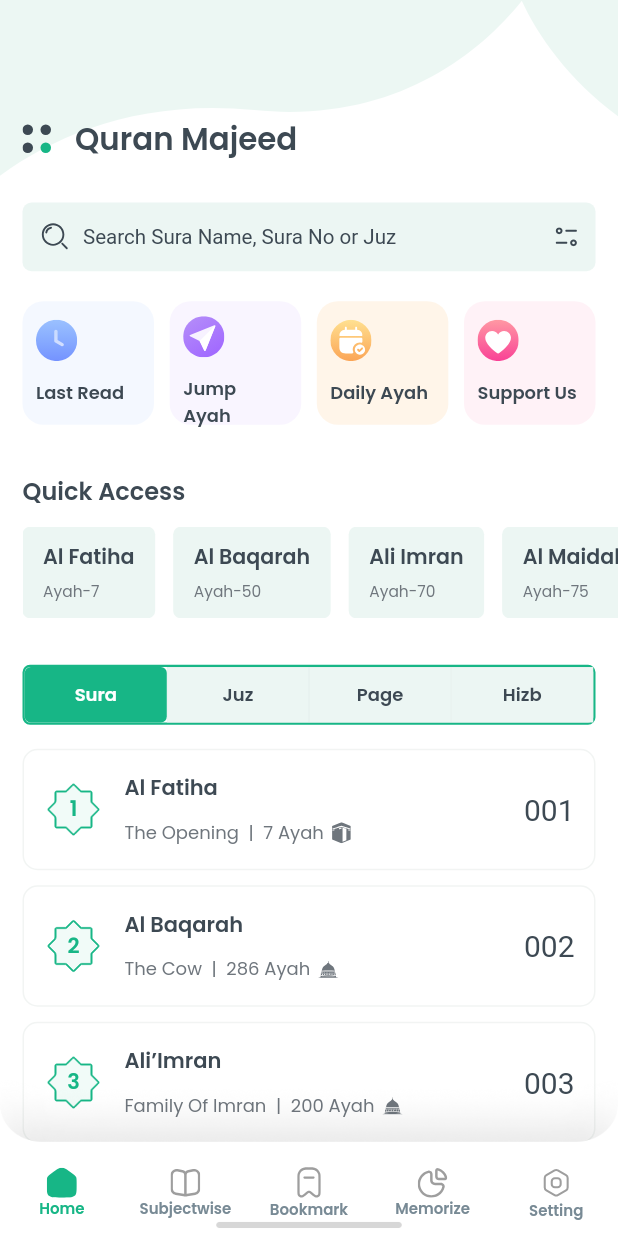
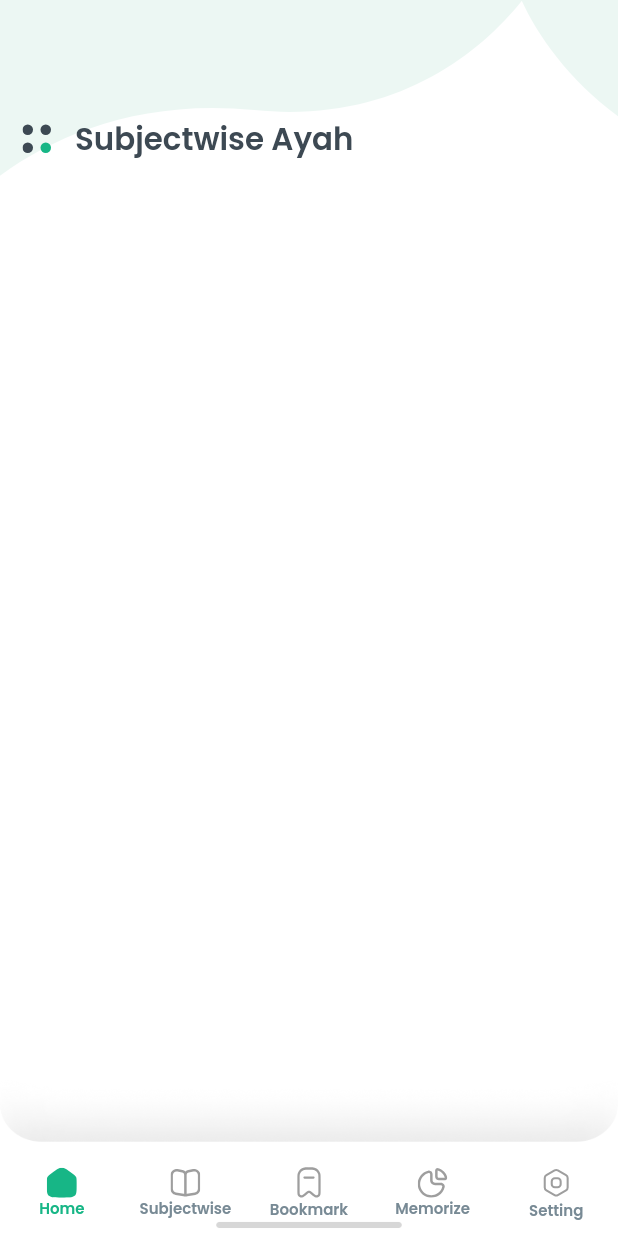
Before and after one commit to royalcourtbd/project_quran, a Flutter app: the screen it shows after launch, on a phone screen of 412 x 824 dp. Run offline on Flutter 3.47's test engine with Material 2 defaults, Android fonts, the light colour scheme and no system bars; our stand-ins replace flutter_svg, get, google_fonts, responsive_sizer; Roboto replaces fonts that are missing (SurahName).

Commit message:
Subjectwise page

```diff
--- a/lib/core/assets/svg_path.dart
+++ b/lib/core/assets/svg_path.dart
@@ -12,6 +12,7 @@ class SvgPath {
   static const String icArrowBack = 'assets/images/ic_arrow_back.svg';
   static const String icArrowForword = 'assets/images/arrow_forword.svg';
   static const String icMoreHorizontal = 'assets/images/horizontal_more.svg';
+  static const String icAppBar = 'assets/images/bg.svg';
   static const String icSetting = 'assets/images/settings.svg';
   static const String icPin = 'assets/images/pin.svg';
   static const String icPageNo = 'assets/images/details_page_bg_images.svg';
--- /dev/null
+++ b/lib/data/common/custom_appbar.dart
@@ -0,0 +1,55 @@
+import 'package:flutter/material.dart';
+import 'package:flutter_svg/flutter_svg.dart';
+import 'package:project_quran/core/assets/svg_path.dart';
+import 'package:project_quran/core/util/util.dart';
+import 'package:responsive_sizer/responsive_sizer.dart';
+
+class CustomAppBar extends StatelessWidget {
+  String appBarTitle;
+  final Widget? trailing;
+  CustomAppBar({
+    super.key,
+    required this.appBarTitle,
+    this.trailing,
+  });
+
+  @override
+  Widget build(BuildContext context) {
+    return Stack(
+      children: [
+        SizedBox(
+          width: double.infinity,
+          height: 120.px,
+          child: SvgPicture.asset(SvgPath.icAppBar, fit: BoxFit.cover),
+        ),
+        Positioned(
+          bottom: 12.px,
+          child: Padding(
+            padding: EdgeInsets.symmetric(horizontal: 15.px),
+            child: SizedBox(
+              width: QuranScreen.width() - 30.px,
+              child: Row(
+                mainAxisAlignment: MainAxisAlignment.spaceBetween,
+                children: [
+                  Row(
+                    children: [
+                      SvgPicture.asset(SvgPath.icMenu),
+                      SizedBox(width: 16.px),
+                      Text(
+                        appBarTitle,
+                        style: Theme.of(context).textTheme.bodyMedium!.copyWith(
+                              fontSize: QuranScreen.width() * 0.05,
+                            ),
+                      ),
+                    ],
+                  ),
+                  trailing != null ? trailing! : const SizedBox.shrink(),
+                ],
+              ),
+            ),
+          ),
+        ),
+      ],
+    );
+  }
+}
--- a/lib/presentation/home/home_page.dart
+++ b/lib/presentation/home/home_page.dart
@@ -1,9 +1,8 @@
 import 'package:flutter/material.dart';
-import 'package:flutter_svg/flutter_svg.dart';
 import 'package:get/get.dart';
 import 'package:project_quran/buisness_logic/controllers/tab_button_controller.dart';
 import 'package:project_quran/core/assets/svg_path.dart';
-import 'package:project_quran/core/util/util.dart';
+import 'package:project_quran/data/common/custom_appbar.dart';
 import 'package:project_quran/presentation/home/widgets/dashboard_item.dart';
 import 'package:project_quran/presentation/home/widgets/quick_access_surah_section.dart';
 import 'package:project_quran/presentation/home/widgets/search_section.dart';
@@ -22,33 +21,8 @@ class HomePage extends StatelessWidget {
     return Scaffold(
       body: Column(
         children: [
-          Stack(
-            children: [
-              SizedBox(
-                width: double.infinity,
-                height: 120.px,
-                child:
-                    SvgPicture.asset('assets/images/bg.svg', fit: BoxFit.cover),
-              ),
-              Positioned(
-                bottom: 12.px,
-                child: Padding(
-                  padding: EdgeInsets.symmetric(horizontal: 15.px),
-                  child: Row(
-                    children: [
-                      SvgPicture.asset(SvgPath.icMenu),
-                      SizedBox(width: 16.px),
-                      Text(
-                        'Quran Majeed',
-                        style: Theme.of(context).textTheme.bodyMedium!.copyWith(
-                              fontSize: QuranScreen.width() * 0.05,
-                            ),
-                      )
-                    ],
-                  ),
-                ),
-              ),
-            ],
+          CustomAppBar(
+            appBarTitle: 'Quran Majeed',
           ),
           Expanded(
             child: SingleChildScrollView(
@@ -56,7 +30,7 @@ class HomePage extends StatelessWidget {
               child: Column(
                 children: [
                   SizedBox(height: 15.px),
-                   SearchSection(),
+                  SearchSection(),
                   SizedBox(height: 20.px),
                   Padding(
                     padding: EdgeInsets.symmetric(horizontal: 15.px),
--- a/lib/presentation/home/widgets/surah_list_widget.dart
+++ b/lib/presentation/home/widgets/surah_list_widget.dart
@@ -5,6 +5,7 @@ import 'package:project_quran/core/assets/svg_path.dart';
 import 'package:project_quran/presentation/config/quran_colors.dart';
 import 'package:project_quran/presentation/home/list/all_surah_list.dart';
 import 'package:project_quran/presentation/sura_musaf_details/surah_details_musaf_page.dart';
+import 'package:project_quran/presentation/surah_details/surah_details_page.dart';
 
 import 'package:responsive_sizer/responsive_sizer.dart';
 
@@ -26,7 +27,7 @@ class SurahListWidget extends StatelessWidget {
           child: GestureDetector(
             onTap: () {
               Get.to(
-                () => SurahDetailsMusafPage(
+                () => SurahDetailsPage(
                   surahModel: allSurahList[index],
                 ),
               );
--- a/lib/presentation/main/root.dart
+++ b/lib/presentation/main/root.dart
@@ -7,6 +7,7 @@ import 'package:project_quran/presentation/config/quran_colors.dart';
 import 'package:project_quran/presentation/home/home_page.dart';
 import 'package:project_quran/presentation/quick_access/quick_access_page.dart';
 import 'package:project_quran/presentation/search/search_page.dart';
+import 'package:project_quran/presentation/subjectwise/subjectwise_page.dart';
 import 'package:responsive_sizer/responsive_sizer.dart';
 
 class MainPage extends StatefulWidget {
@@ -19,7 +20,7 @@ class MainPage extends StatefulWidget {
 class _MainPageState extends State<MainPage> {
   TabButtonController tabButtonController = Get.put(TabButtonController());
   List pages = [
-    HomePage(),
+    const SubjectWisePage(),
     QuickAccessPage(),
     const SearchPage(),
     QuickAccessPage(),
--- /dev/null
+++ b/lib/presentation/subjectwise/subjectwise_page.dart
@@ -0,0 +1,19 @@
+import 'package:flutter/material.dart';
+import 'package:project_quran/data/common/custom_appbar.dart';
+
+class SubjectWisePage extends StatelessWidget {
+  const SubjectWisePage({super.key});
+
+  @override
+  Widget build(BuildContext context) {
+    return Scaffold(
+      body: Column(
+        children: [
+          CustomAppBar(
+            appBarTitle: 'Subjectwise Ayah',
+          ),
+        ],
+      ),
+    );
+  }
+}
```
